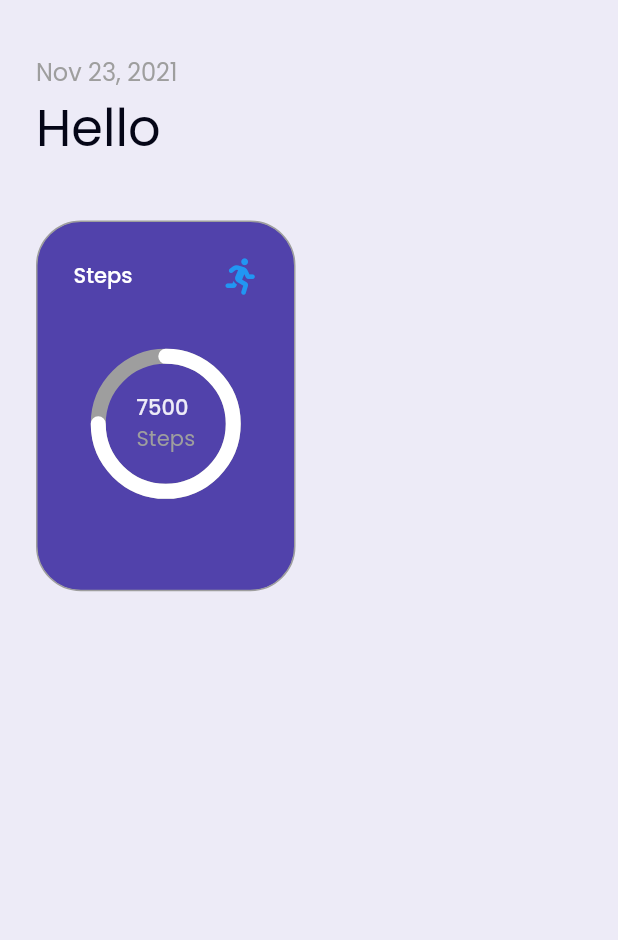
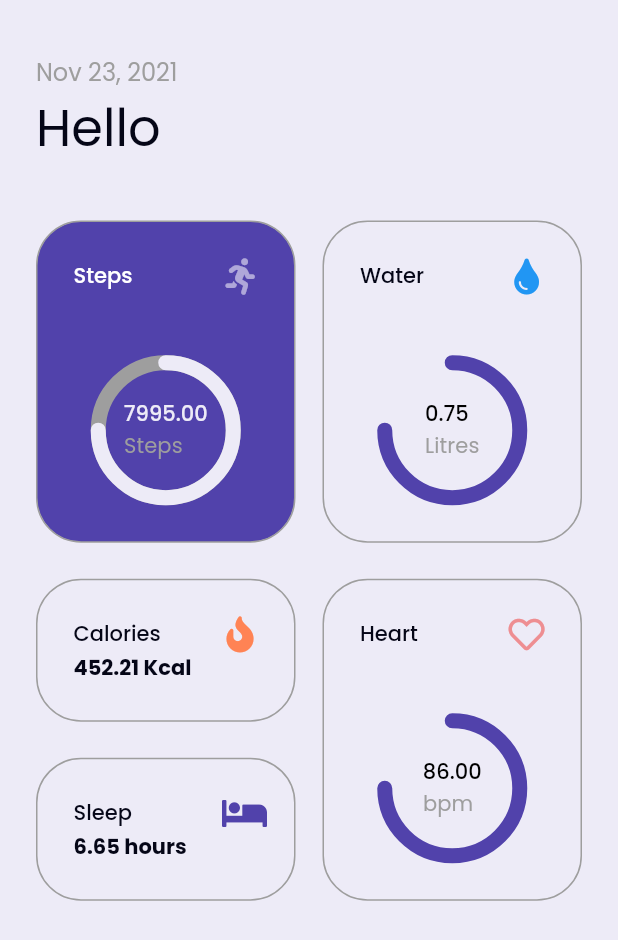
Before and after one commit to MrUnfunny/health_app, a Flutter app: the HomeScreen screen opened by its route, on a phone screen of 412 x 824 dp. Shown: the top 940 px of the screen. Run offline on Flutter 3.47's test engine with Material 2 defaults, Android fonts, the phone set to English and light mode, and no system bars; drawn by our look-alikes of percent_indicator; our stand-ins replace bloc, cloud_firestore, equatable, firebase_auth, firebase_core, flutter_bloc and 1 more; accounts and stored records are empty.

Commit message:
feat: implemented ui of home screen and populated with dummy data

```diff
--- a/lib/constants/constants.dart
+++ b/lib/constants/constants.dart
@@ -1,4 +1,59 @@
+import 'package:flutter/material.dart';
+import 'package:font_awesome_flutter/font_awesome_flutter.dart';
+import '../config/colors.dart';
+
+import '../models/indicator.dart';
+
 class Constants {
+  static final List<Indicator> indicators = [
+    Indicator(
+      name: 'Steps',
+      icon: FontAwesomeIcons.running,
+      isShort: false,
+      isFilled: true,
+      shortData: 7995,
+      unit: 'Steps',
+      color: ThemeColors.backgroundColor,
+      data: {},
+    ),
+    Indicator(
+      name: 'Water',
+      icon: FontAwesomeIcons.tint,
+      isShort: false,
+      shortData: 0.75,
+      unit: 'Litres',
+      color: Colors.blue,
+      data: {},
+    ),
+    Indicator(
+      name: 'Calories',
+      icon: FontAwesomeIcons.fire,
+      isShort: true,
+      shortData: 452.21,
+      unit: 'Kcal',
+      color: ThemeColors.lightMainAccentColor,
+      data: {},
+    ),
+    Indicator(
+      name: 'Heart',
+      icon: FontAwesomeIcons.heart,
+      isShort: false,
+      shortData: 86,
+      unit: 'bpm',
+      color: const Color(0xffee8e92),
+      data: {},
+    ),
+    Indicator(
+      name: 'Sleep',
+      icon: FontAwesomeIcons.bed,
+      isShort: true,
+      shortData: 6.65,
+      unit: 'hours',
+      color: ThemeColors.mainColor,
+      data: {},
+    ),
+  ];
+
   static const String appName = 'Acme Health';
 
   static const String signUpButtonText = 'SIGN UP';
@@ -25,5 +80,3 @@ class Constants {
   static const String continu = 'Continue';
   static const String hello = 'Hello ';
 }
-
-final fakeData = ['water', 'sleep', 'blood pressure', 'calories'];
--- /dev/null
+++ b/lib/models/indicator.dart
@@ -0,0 +1,61 @@
+import 'dart:convert';
+
+import 'package:flutter/material.dart';
+
+class Indicator {
+  final String name;
+  final IconData icon;
+  final bool isShort;
+  final bool isFilled;
+  final Color color;
+  final double shortData;
+  final String unit;
+  final Map<DateTime, double> data;
+
+  Indicator({
+    required this.name,
+    required this.icon,
+    required this.isShort,
+    required this.color,
+    required this.shortData,
+    required this.data,
+    required this.unit,
+    this.isFilled = false,
+  });
+
+  Map<String, dynamic> toMap() {
+    return {
+      'name': name,
+      'icon': icon.codePoint,
+      'isShort': isShort,
+      'isFilled': isFilled,
+      'color': color.value,
+      'shortData': shortData,
+      'unit': unit,
+      'data': data,
+    };
+  }
+
+  factory Indicator.fromMap(Map<String, dynamic> map) {
+    return Indicator(
+      name: map['name'],
+      icon: IconData(map['icon'], fontFamily: 'MaterialIcons'),
+      isShort: map['isShort'],
+      isFilled: map['isFilled'],
+      color: Color(map['color']),
+      shortData: map['shortData'],
+      unit: map['unit'],
+      data: Map<DateTime, double>.from(map['data']),
+    );
+  }
+
+  String toJson() => json.encode(toMap());
+
+  factory Indicator.fromJson(String source) =>
+      Indicator.fromMap(json.decode(source));
+
+  @override
+  String toString() {
+    return 'Indicator(name: $name, icon: $icon, isShort: $isShort, isFilled: $isFilled, color: $color, shortData: $shortData, unit: $unit, data: $data)';
+  }
+}
--- a/lib/presentation/common/indicator_tiles.dart
+++ b/lib/presentation/common/indicator_tiles.dart
@@ -2,9 +2,10 @@ import 'package:flutter/material.dart';
 import '../../config/colors.dart';
 
 class IndicatorTile extends StatelessWidget {
-  final bool fillColor;
+  final bool isFilled;
+  final Color? fillColor;
   final String title;
-  final Icon icon;
+  final IconData icon;
   final Widget widget;
 
   const IndicatorTile({
@@ -12,8 +13,10 @@ class IndicatorTile extends StatelessWidget {
     required this.title,
     required this.icon,
     required this.widget,
-    this.fillColor = false,
-  }) : super(key: key);
+    this.fillColor,
+    this.isFilled = false,
+  })  : assert(isFilled || fillColor != null),
+        super(key: key);
 
   @override
   Widget build(BuildContext context) {
@@ -27,7 +30,7 @@ class IndicatorTile extends StatelessWidget {
           width: 1,
           color: ThemeColors.grey,
         ),
-          color: fillColor ? Theme.of(context).primaryColor : null,
+        color: isFilled ? Theme.of(context).primaryColor : null,
         borderRadius: BorderRadius.circular(30),
       ),
       child: Column(
@@ -40,17 +43,23 @@ class IndicatorTile extends StatelessWidget {
               Text(
                 title,
                 style: Theme.of(context).textTheme.bodyText1?.copyWith(
-                        color: fillColor
+                      color: isFilled
                           ? ThemeColors.white
                           : ThemeColors.textPrimaryColor,
                     ),
                 textAlign: TextAlign.left,
               ),
+              Icon(
                 icon,
+                color: isFilled
+                    ? ThemeColors.backgroundColor.withOpacity(0.6)
+                    : fillColor,
+              ),
             ],
           ),
           widget,
         ],
-        ));
+      ),
+    );
   }
 }
--- a/lib/presentation/screens/home_screen.dart
+++ b/lib/presentation/screens/home_screen.dart
@@ -1,7 +1,7 @@
 import 'package:firebase_auth/firebase_auth.dart';
 import 'package:flutter/material.dart';
 import 'package:flutter_bloc/flutter_bloc.dart';
-import 'package:font_awesome_flutter/font_awesome_flutter.dart';
+import 'package:flutter_staggered_grid_view/flutter_staggered_grid_view.dart';
 import 'package:intl/intl.dart';
 import 'package:percent_indicator/circular_percent_indicator.dart';
 
@@ -49,19 +49,16 @@ class HomeScreen extends StatelessWidget {
                 ),
                 const SliverToBoxAdapter(child: SizedBox(height: 36)),
                 SliverFillRemaining(
-                  child: GridView.count(
-                    crossAxisCount: 2,
-                    mainAxisSpacing: 18,
-                    crossAxisSpacing: 18,
-                    childAspectRatio: 0.7,
-                    children: [
+                  child: StaggeredGridView.countBuilder(
+                    crossAxisCount: 4,
+                    itemCount: Constants.indicators.length,
+                    itemBuilder: (BuildContext context, int index) =>
                         IndicatorTile(
-                        title: 'Steps',
-                        icon: const Icon(FontAwesomeIcons.running),
-                        widget: Expanded(
-                          child: Container(
-                            padding: const EdgeInsets.all(20),
-                            child: CircularPercentIndicator(
+                      title: Constants.indicators[index].name,
+                      icon: Constants.indicators[index].icon,
+                      widget: Container(
+                        child: !Constants.indicators[index].isShort
+                            ? CircularPercentIndicator(
                                 radius: 100,
                                 lineWidth: 10.0,
                                 percent: 0.75,
@@ -69,34 +66,53 @@ class HomeScreen extends StatelessWidget {
                                   text: TextSpan(
                                     children: [
                                       TextSpan(
-                                      text: '7500',
+                                        text: Constants
+                                            .indicators[index].shortData
+                                            .toStringAsFixed(2),
                                         style: Theme.of(context)
                                             .textTheme
                                             .bodyText1
                                             ?.copyWith(
-                                            color: ThemeColors.backgroundColor,
+                                              color: Constants.indicators[index]
+                                                      .isFilled
+                                                  ? ThemeColors.backgroundColor
+                                                  : ThemeColors.black,
                                             ),
                                       ),
                                       TextSpan(
-                                      text: '\nSteps',
-                                      style:
-                                          Theme.of(context).textTheme.subtitle2,
+                                        text:
+                                            '\n${Constants.indicators[index].unit}',
+                                        style: Theme.of(context)
+                                            .textTheme
+                                            .subtitle2,
                                       ),
                                     ],
                                   ),
                                 ),
                                 circularStrokeCap: CircularStrokeCap.round,
-                              progressColor: ThemeColors.white,
-                              backgroundColor: ThemeColors.grey,
+                                progressColor:
+                                    Constants.indicators[index].isFilled
+                                        ? ThemeColors.backgroundColor
+                                        : ThemeColors.mainColor,
+                                backgroundColor:
+                                    Constants.indicators[index].isFilled
+                                        ? ThemeColors.grey
+                                        : ThemeColors.backgroundColor,
+                              )
+                            : Text(
+                                '${Constants.indicators[index].shortData} ${Constants.indicators[index].unit}',
+                                textAlign: TextAlign.left,
                               ),
                       ),
+                      isFilled: Constants.indicators[index].isFilled,
+                      fillColor: Constants.indicators[index].color,
                     ),
-                        fillColor: true,
-                      ),
-                      // IndicatorTile(),
-                      // IndicatorTile(),
-                      // IndicatorTile(),
-                    ],
+                    staggeredTileBuilder: (int index) =>
+                        (Constants.indicators[index].isShort)
+                            ? const StaggeredTile.count(2, 1.25)
+                            : const StaggeredTile.count(2, 2.5),
+                    mainAxisSpacing: 24.0,
+                    crossAxisSpacing: 18.0,
                   ),
                 ),
               ],
```
Lines whose indentation alone changed are shown as unchanged.
